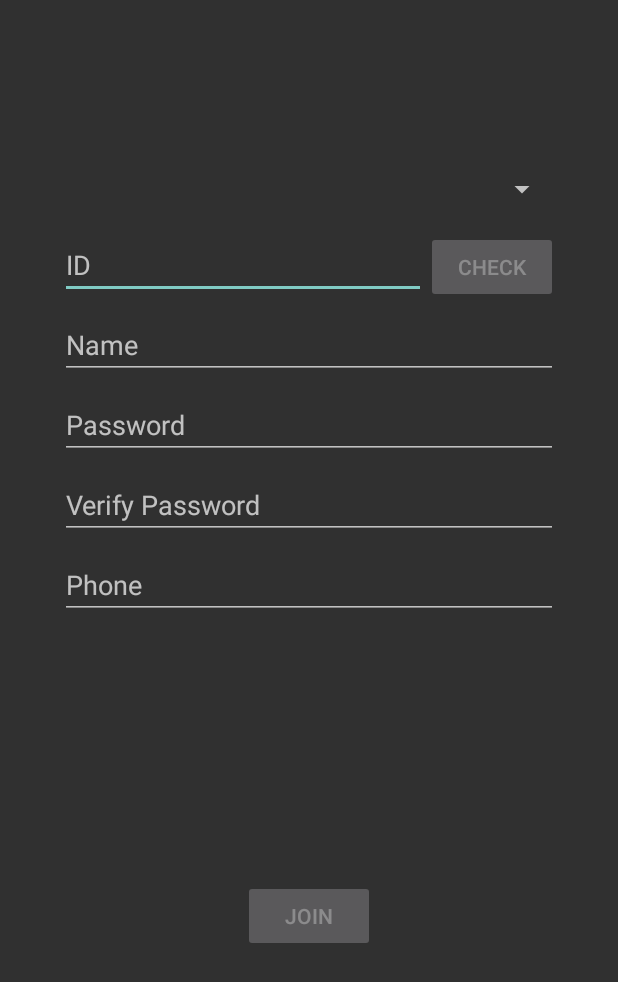
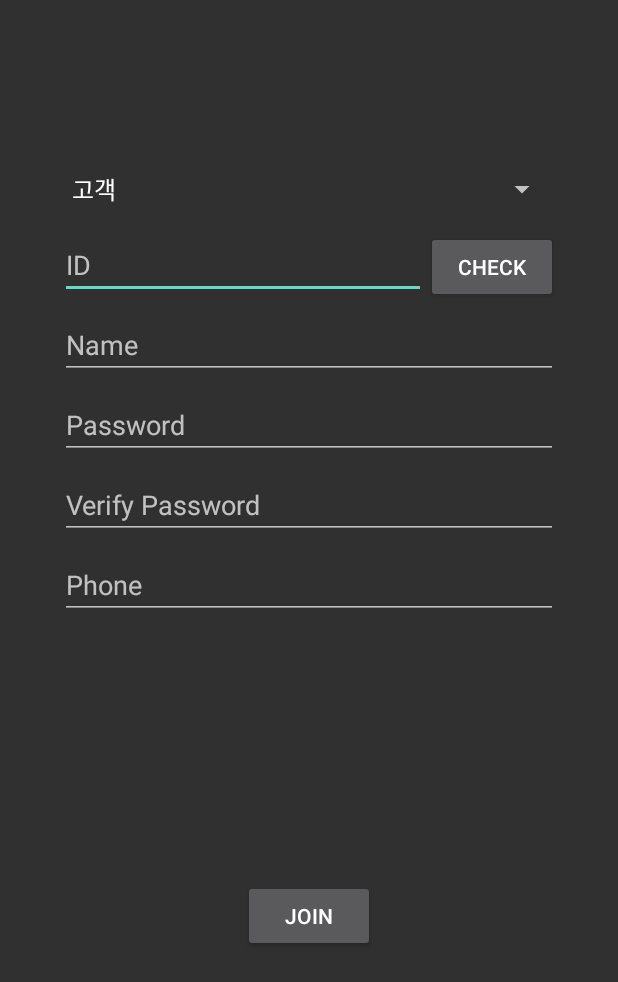
Before and after one commit to jinlee1703/yu_SoftwareDesign, an Android app: the JoinActivity screen opened directly, with no data from a screen before it, on a phone screen of 412 x 824 dp. Shown: the top 982 px of the screen. Run offline under Robolectric (Android 15) with nearby library versions, the phone set to English and light mode, and no system bars.

Commit message:
feat: join

```diff
--- a/app/src/main/java/com/example/news_application/activity/JoinActivity.java
+++ b/app/src/main/java/com/example/news_application/activity/JoinActivity.java
@@ -1,13 +1,28 @@
 package com.example.news_application.activity;
 
+import androidx.appcompat.app.AlertDialog;
 import androidx.appcompat.app.AppCompatActivity;
 
+import android.content.Intent;
+import android.graphics.Paint;
 import android.os.Bundle;
+import android.text.Editable;
+import android.text.TextWatcher;
+import android.util.Log;
+import android.view.KeyEvent;
+import android.view.View;
+import android.widget.ArrayAdapter;
 import android.widget.Button;
 import android.widget.EditText;
 import android.widget.Spinner;
+import android.widget.TextView;
+import android.widget.Toast;
 
 import com.example.news_application.R;
+import com.example.news_application.db.DB;
+import com.google.android.material.internal.TextWatcherAdapter;
+
+import java.util.ArrayList;
 
 public class JoinActivity extends AppCompatActivity {
     private Spinner roleSpinner;
@@ -24,21 +39,103 @@ public class JoinActivity extends AppCompatActivity {
     protected void onCreate(Bundle savedInstanceState) {
         super.onCreate(savedInstanceState);
         setContentView(R.layout.activity_join);
+
+        roleSpinner = (Spinner) findViewById(R.id.join_roleSpinner);
+        idText = (EditText) findViewById(R.id.join_idText);
+        nameText = (EditText) findViewById(R.id.join_nameText);
+        pwText1 = (EditText) findViewById(R.id.join_pwText1);
+        pwText2 = (EditText) findViewById(R.id.join_pwText2);
+        phoneText = (EditText) findViewById(R.id.join_phoneText);
+
+        checkBtn = (Button) findViewById(R.id.join_checkBtn);
+        joinBtn = (Button) findViewById(R.id.join_joinBtn);
+
+        idText.addTextChangedListener(new TextWatcher() {
+            @Override
+            public void beforeTextChanged(CharSequence charSequence, int i, int i1, int i2) {}
+
+            @Override
+            public void onTextChanged(CharSequence charSequence, int i, int i1, int i2) {
+                check = false;
             }
 
-    public void idCheck() {
+            @Override
+            public void afterTextChanged(Editable editable) {}
+        });
 
+        checkBtn.setOnClickListener(new View.OnClickListener() {
+            @Override
+            public void onClick(View view) {
+                AlertDialog.Builder builder = new AlertDialog.Builder(JoinActivity.this);
+                builder.setTitle("아이디 중복체크");
+                builder.setPositiveButton("확인", null);
+                if (idText.getText().equals("")) {
+                    builder.setMessage("아이디를 입력해주세요.");
+                    builder.create().show();
+                    check = false;
+                } else if (DB.isDuplicateID(idText.getText().toString())) {
+                    // 아이디가 이미 있다
+                    builder.setMessage("이미 존재하는 아이디입니다.");
+                    builder.create().show();
+                    check = false;
+                } else {
+                    builder.setMessage("사용가능한 아이디입니다.");
+                    builder.create().show();
+                    check = true;
+                }
+            }
+        });
+
+        joinBtn.setOnClickListener(new View.OnClickListener() {
+            @Override
+            public void onClick(View view) {
+                AlertDialog.Builder builder = new AlertDialog.Builder(JoinActivity.this);
+                builder.setTitle("회원가입");
+
+                if (! check) {
+                    builder.setMessage("아이디 중복체크를 해주세요.");
+                    builder.create().show();
+                    return;
                 }
 
-    public void join() {
-
+                if (idText.getText().equals("")
+                || pwText1.getText().equals("")
+                || pwText2.getText().equals("")
+                || nameText.getText().equals("")
+                || phoneText.getText().equals("")) {
+                    builder.setMessage("모든 양식을 입력해주세요.");
+                    builder.create().show();
+                    return;
+                }
+                if (! pwText1.getText().toString().equals(pwText2.getText().toString())) {
+                    builder.setMessage("비밀번호를 확인해주세요.");
+                    builder.create().show();
+                    return;
                 }
 
-    public boolean isChecked() {
-        return check;
+                Log.d("AAAA", roleSpinner.getSelectedItemPosition() + "");
+                if (DB.join(idText.getText().toString(),
+                        pwText1.getText().toString(),
+                        nameText.getText().toString(),
+                        phoneText.getText().toString(),
+                        (roleSpinner.getSelectedItemPosition()+1))) {
+                    Toast.makeText(JoinActivity.this, "회원가입 성공!!!", Toast.LENGTH_SHORT).show();
+                    JoinActivity.this.finish();
+                } else {
+                    Toast.makeText(JoinActivity.this, "회원가입 실패!!!", Toast.LENGTH_SHORT).show();
+                }
+            }
+        });
+
+        addRole();
     }
 
-    public void setChecked(boolean check) {
-        check = check;
+    public void addRole() {
+        ArrayList<String> roleList = new ArrayList<>();
+        roleList.add("고객");
+        roleList.add("기자");
+
+        ArrayAdapter<String> adapter = new ArrayAdapter<String>(getApplicationContext(), android.R.layout.simple_spinner_dropdown_item, roleList);
+        roleSpinner.setAdapter(adapter);
     }
 }
--- a/app/src/main/res/layout/activity_join.xml
+++ b/app/src/main/res/layout/activity_join.xml
@@ -12,7 +12,7 @@
     tools:context=".activity.JoinActivity">
 
     <androidx.appcompat.widget.AppCompatSpinner
-        android:id="@+id/roleSpinner"
+        android:id="@+id/join_roleSpinner"
         android:layout_width="match_parent"
         android:layout_height="40dp"
         android:layout_marginTop="90dp"
@@ -23,7 +23,7 @@
         />
 
     <EditText
-        android:id="@+id/idText"
+        android:id="@+id/join_idText"
         android:layout_width="0dp"
         android:layout_height="wrap_content"
         android:layout_marginStart="24dp"
@@ -32,27 +32,26 @@
         android:hint="ID"
         android:inputType="text"
         android:selectAllOnFocus="true"
-        app:layout_constraintEnd_toStartOf="@+id/checkBtn"
+        app:layout_constraintEnd_toStartOf="@+id/join_checkBtn"
         app:layout_constraintHorizontal_bias="1.0"
         app:layout_constraintStart_toStartOf="parent"
-        app:layout_constraintTop_toBottomOf="@+id/roleSpinner" />
+        app:layout_constraintTop_toBottomOf="@+id/join_roleSpinner" />
 
     <Button
-        android:id="@+id/checkBtn"
+        android:id="@+id/join_checkBtn"
         android:layout_width="wrap_content"
         android:layout_height="wrap_content"
         android:layout_gravity="start"
         android:layout_marginTop="138dp"
         android:layout_marginEnd="24dp"
         android:layout_marginRight="24dp"
-        android:enabled="false"
         android:text="Check"
         app:layout_constraintEnd_toEndOf="parent"
         app:layout_constraintTop_toTopOf="parent"
-        app:layout_constraintTop_toBottomOf="@+id/roleSpinner" />
+        app:layout_constraintTop_toBottomOf="@+id/join_roleSpinner" />
 
     <EditText
-        android:id="@+id/nameText"
+        android:id="@+id/join_nameText"
         android:layout_width="0dp"
         android:layout_height="wrap_content"
         android:layout_marginStart="24dp"
@@ -65,10 +64,10 @@
         android:selectAllOnFocus="true"
         app:layout_constraintEnd_toEndOf="parent"
         app:layout_constraintStart_toStartOf="parent"
-        app:layout_constraintTop_toBottomOf="@+id/idText" />
+        app:layout_constraintTop_toBottomOf="@+id/join_idText" />
 
     <EditText
-        android:id="@+id/pwText1"
+        android:id="@+id/join_pwText1"
         android:layout_width="0dp"
         android:layout_height="wrap_content"
         android:layout_marginStart="24dp"
@@ -81,10 +80,10 @@
         android:selectAllOnFocus="true"
         app:layout_constraintEnd_toEndOf="parent"
         app:layout_constraintStart_toStartOf="parent"
-        app:layout_constraintTop_toBottomOf="@+id/nameText" />
+        app:layout_constraintTop_toBottomOf="@+id/join_nameText" />
 
     <EditText
-        android:id="@+id/pwText2"
+        android:id="@+id/join_pwText2"
         android:layout_width="0dp"
         android:layout_height="wrap_content"
         android:layout_marginStart="24dp"
@@ -97,10 +96,10 @@
         android:selectAllOnFocus="true"
         app:layout_constraintEnd_toEndOf="parent"
         app:layout_constraintStart_toStartOf="parent"
-        app:layout_constraintTop_toBottomOf="@+id/pwText1" />
+        app:layout_constraintTop_toBottomOf="@+id/join_pwText1" />
 
     <EditText
-        android:id="@+id/phoneText"
+        android:id="@+id/join_phoneText"
         android:layout_width="0dp"
         android:layout_height="wrap_content"
         android:layout_marginStart="24dp"
@@ -113,19 +112,18 @@
         android:selectAllOnFocus="true"
         app:layout_constraintEnd_toEndOf="parent"
         app:layout_constraintStart_toStartOf="parent"
-        app:layout_constraintTop_toBottomOf="@+id/pwText2" />
+        app:layout_constraintTop_toBottomOf="@+id/join_pwText2" />
 
     <Button
-        android:id="@+id/joinBtn"
+        android:id="@+id/join_joinBtn"
         android:layout_width="wrap_content"
         android:layout_height="wrap_content"
         android:layout_gravity="start"
-        android:enabled="false"
         android:text="Join"
         app:layout_constraintBottom_toBottomOf="parent"
         app:layout_constraintEnd_toEndOf="parent"
         app:layout_constraintStart_toStartOf="parent"
-        app:layout_constraintTop_toBottomOf="@+id/phoneText" />
+        app:layout_constraintTop_toBottomOf="@+id/join_phoneText" />
 
 
 </androidx.constraintlayout.widget.ConstraintLayout>
```
Also changed, not shown: app/src/main/java/com/example/news_application/db/DB.java (+21 -10 lines). Lines whose indentation alone changed are shown as unchanged.
